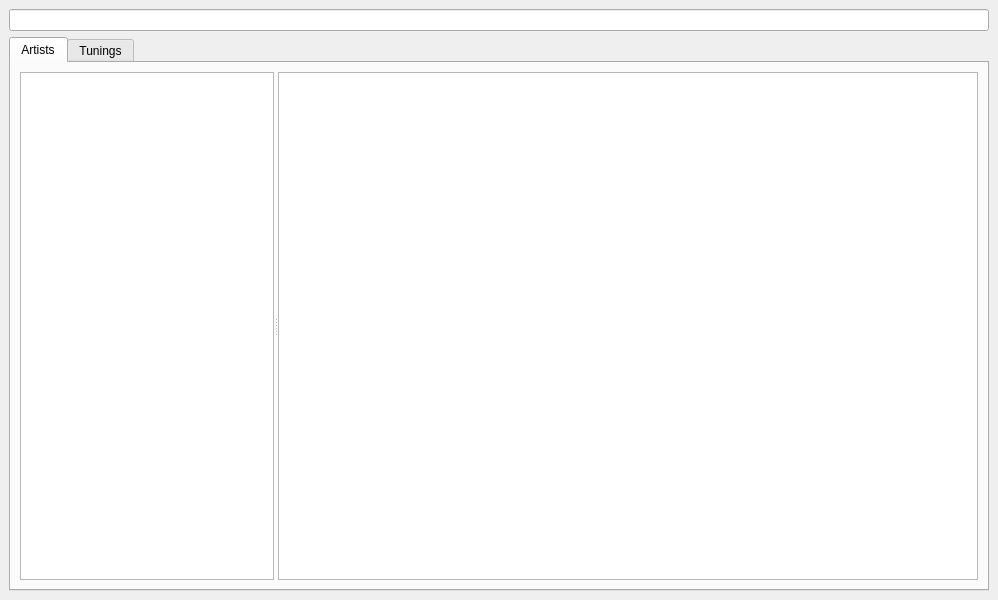
Above: design.ui from jpfudger/chordproc before the change. Below: the same form after it.
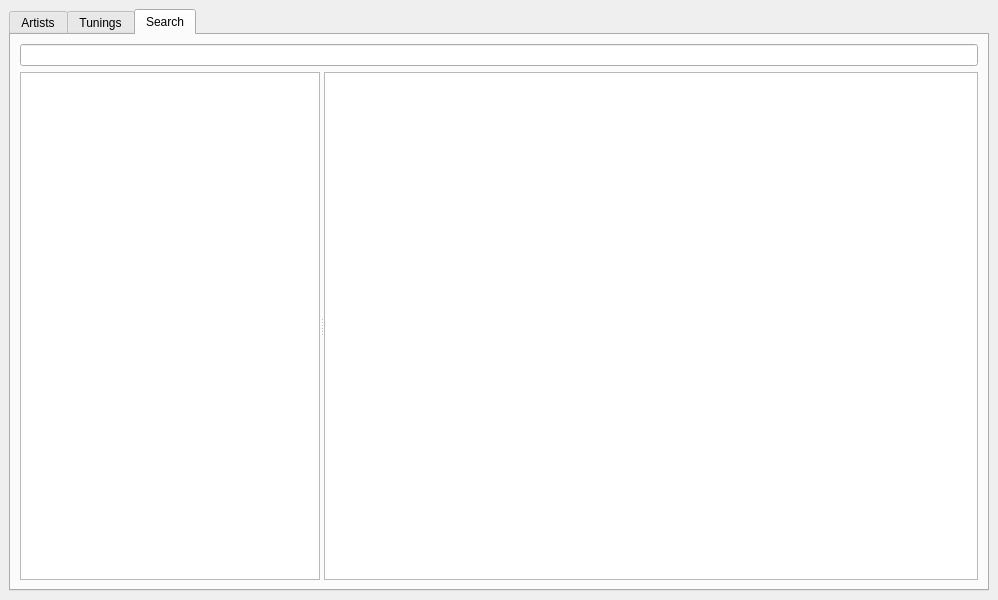
That is the form after the change. The open tabs and pages were chosen to show the change.

Commit message: Move search box to new tab. Add transpose support.

Patch:
```diff
--- a/design.ui
+++ b/design.ui
@@ -15,11 +15,11 @@
   </property>
   <widget class="QWidget" name="centralwidget">
    <layout class="QVBoxLayout" name="verticalLayout">
-    <item>
-     <widget class="QLineEdit" name="lineEdit"/>
-    </item>
     <item>
      <widget class="QTabWidget" name="tabWidget">
+      <property name="tabShape">
+       <enum>QTabWidget::Rounded</enum>
+      </property>
       <property name="currentIndex">
        <number>0</number>
       </property>
@@ -105,6 +105,42 @@
         </item>
        </layout>
       </widget>
+      <widget class="QWidget" name="tab_search">
+       <attribute name="title">
+        <string>Search</string>
+       </attribute>
+       <layout class="QVBoxLayout" name="verticalLayout_5">
+        <item>
+         <widget class="QLineEdit" name="lineEdit"/>
+        </item>
+        <item>
+         <layout class="QVBoxLayout" name="verticalLayout_7">
+          <item>
+           <widget class="QSplitter" name="splitterSearch">
+            <property name="orientation">
+             <enum>Qt::Horizontal</enum>
+            </property>
+            <widget class="QTreeView" name="treeSearch">
+             <property name="maximumSize">
+              <size>
+               <width>300</width>
+               <height>16777215</height>
+              </size>
+             </property>
+             <property name="editTriggers">
+              <set>QAbstractItemView::NoEditTriggers</set>
+             </property>
+             <attribute name="headerVisible">
+              <bool>false</bool>
+             </attribute>
+            </widget>
+            <widget class="QTextBrowser" name="viewerSearch"/>
+           </widget>
+          </item>
+         </layout>
+        </item>
+       </layout>
+      </widget>
      </widget>
     </item>
    </layout>
```
Left out of the diff: 16 changed lines with no effect on the pictures. The commit also changes 2 other files.
